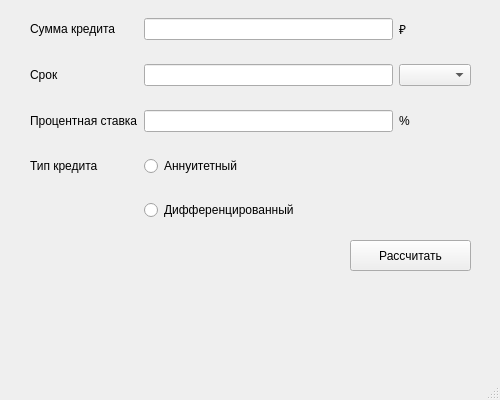
Before: the Qt Designer form src/Calculator/credit.ui in shii-cchi/calculator, drawn with Qt 5.
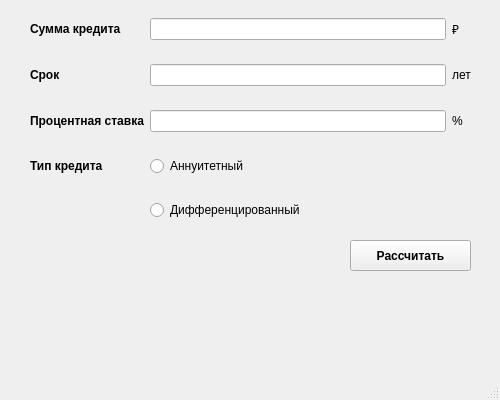
After: the same form once the commit is applied.

Commit message: improve output for credit

The edit to the form file:
```diff
--- a/src/Calculator/credit.ui
+++ b/src/Calculator/credit.ui
@@ -29,6 +29,11 @@
      </item>
      <item row="2" column="0">
       <widget class="QLabel" name="label_3">
+       <property name="font">
+        <font>
+         <bold>true</bold>
+        </font>
+       </property>
        <property name="text">
         <string>Процентная ставка</string>
        </property>
@@ -43,6 +48,11 @@
      </item>
      <item row="0" column="0">
       <widget class="QLabel" name="label">
+       <property name="font">
+        <font>
+         <bold>true</bold>
+        </font>
+       </property>
        <property name="text">
         <string>Сумма кредита</string>
        </property>
@@ -63,6 +73,11 @@
      </item>
      <item row="1" column="0">
       <widget class="QLabel" name="label_2">
+       <property name="font">
+        <font>
+         <bold>true</bold>
+        </font>
+       </property>
        <property name="text">
         <string>Срок</string>
        </property>
@@ -70,6 +85,11 @@
      </item>
      <item row="3" column="0">
       <widget class="QLabel" name="label_4">
+       <property name="font">
+        <font>
+         <bold>true</bold>
+        </font>
+       </property>
        <property name="text">
         <string>Тип кредита</string>
        </property>
@@ -90,7 +110,11 @@
       </widget>
      </item>
      <item row="1" column="2">
-      <widget class="QComboBox" name="credit_term_type"/>
+      <widget class="QLabel" name="label_7">
+       <property name="text">
+        <string>лет</string>
+       </property>
+      </widget>
      </item>
     </layout>
    </widget>
@@ -103,6 +127,11 @@
       <height>31</height>
      </rect>
     </property>
+    <property name="font">
+     <font>
+      <bold>true</bold>
+     </font>
+    </property>
     <property name="text">
      <string>Рассчитать</string>
     </property>
```
Left out of the diff: 72 changed lines with no effect on the pictures. Lines whose indentation alone changed are shown as unchanged. The commit also changes 1 other file.
